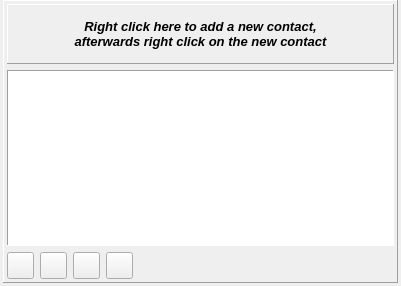
Old version of the form Homer/forms/OverviewContactsWidget.ui in the repository Homer-Conferencing/Homer-Conferencing.
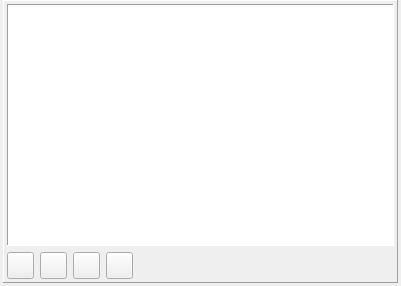
New version of the form. Icons and pictures are not drawn.

Commit message: - deleted text hint how the user can add the first contact to the contact list

What changed in the file:
```diff
--- a/Homer/forms/OverviewContactsWidget.ui
+++ b/Homer/forms/OverviewContactsWidget.ui
@@ -51,40 +51,6 @@
        <property name="margin">
         <number>3</number>
        </property>
-       <item>
-        <widget class="QLabel" name="mLbContactHint">
-         <property name="minimumSize">
-          <size>
-           <width>0</width>
-           <height>60</height>
-          </size>
-         </property>
-         <property name="font">
-          <font>
-           <pointsize>10</pointsize>
-           <italic>true</italic>
-          </font>
-         </property>
-         <property name="frameShape">
-          <enum>QFrame::Panel</enum>
-         </property>
-         <property name="frameShadow">
-          <enum>QFrame::Raised</enum>
-         </property>
-         <property name="text">
-          <string>Right click here to add a new contact, &lt;br&gt;afterwards right click on the new contact</string>
-         </property>
-         <property name="scaledContents">
-          <bool>false</bool>
-         </property>
-         <property name="alignment">
-          <set>Qt::AlignCenter</set>
-         </property>
-         <property name="wordWrap">
-          <bool>true</bool>
-         </property>
-        </widget>
-       </item>
        <item>
         <widget class="QTreeView" name="mTvContacts">
          <property name="contextMenuPolicy">
```
